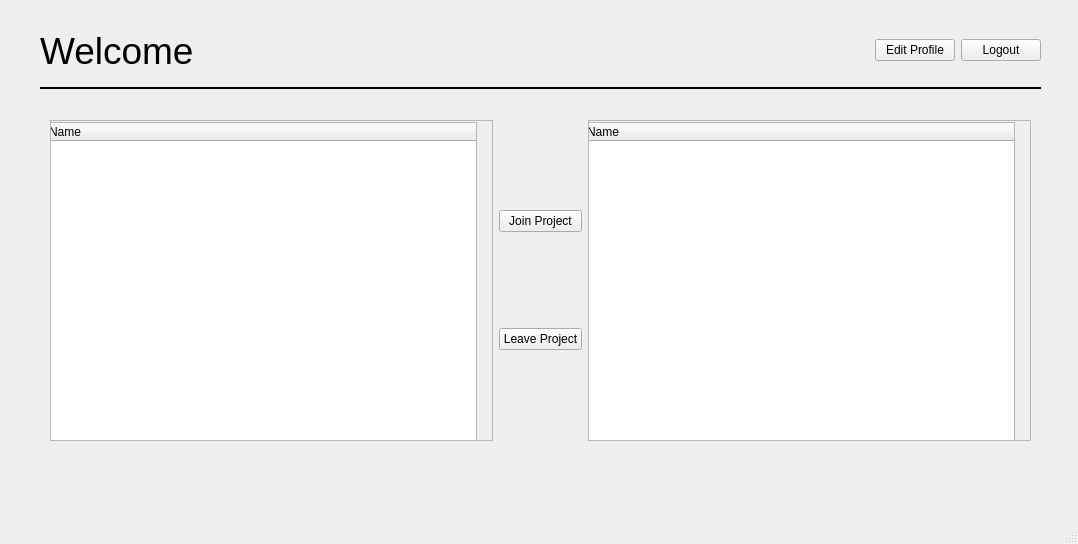
First picture: the form in src/UserSubsystem/studentform.ui, repository CaptOkie/code-first-think-later, before the edit.
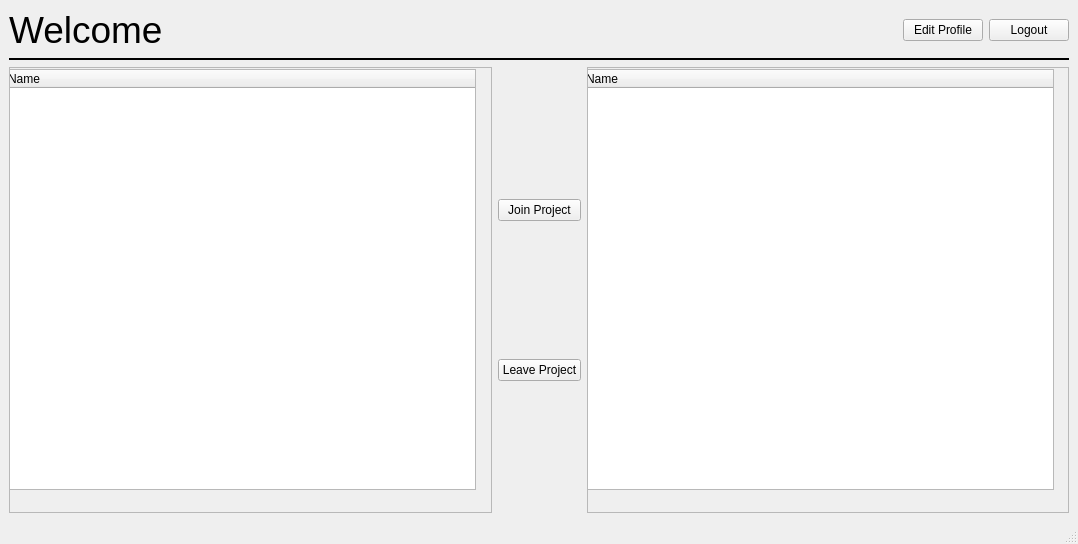
Second picture: the form after the edit.

Commit message: made studentForm and logoutDialog properly resizeable - now everything should be layout-ed

What changed in the file:
```diff
--- a/src/UserSubsystem/studentform.ui
+++ b/src/UserSubsystem/studentform.ui
@@ -14,114 +14,19 @@
    <string>MainWindow</string>
   </property>
   <widget class="QWidget" name="centralwidget">
-   <widget class="QWidget" name="horizontalLayoutWidget_2">
-    <property name="geometry">
-     <rect>
-      <x>50</x>
-      <y>120</y>
-      <width>981</width>
-      <height>321</height>
-     </rect>
-    </property>
-    <layout class="QHBoxLayout" name="horizontalLayout_2">
+   <layout class="QVBoxLayout" name="verticalLayout_3">
      <item>
-      <widget class="QScrollArea" name="scrollArea">
-       <property name="widgetResizable">
-        <bool>true</bool>
-       </property>
-       <widget class="QWidget" name="scrollAreaWidgetContents">
-        <property name="geometry">
-         <rect>
-          <x>0</x>
-          <y>0</y>
-          <width>426</width>
-          <height>317</height>
-         </rect>
-        </property>
-        <widget class="QTreeWidget" name="projectTable">
-         <property name="geometry">
-          <rect>
-           <x>-5</x>
-           <y>1</y>
-           <width>431</width>
-           <height>321</height>
-          </rect>
-         </property>
-         <column>
-          <property name="text">
-           <string>Name</string>
-          </property>
-         </column>
-        </widget>
-       </widget>
-      </widget>
-     </item>
-     <item>
-      <layout class="QVBoxLayout" name="verticalLayout">
-       <item>
-        <widget class="QPushButton" name="joinButton">
-         <property name="text">
-          <string>Join Project</string>
-         </property>
-        </widget>
-       </item>
-       <item>
-        <widget class="QPushButton" name="leaveButton">
-         <property name="text">
-          <string>Leave Project</string>
-         </property>
-        </widget>
-       </item>
-      </layout>
-     </item>
-     <item>
-      <widget class="QScrollArea" name="scrollArea_2">
-       <property name="widgetResizable">
-        <bool>true</bool>
-       </property>
-       <widget class="QWidget" name="scrollAreaWidgetContents_2">
-        <property name="geometry">
-         <rect>
-          <x>0</x>
-          <y>0</y>
-          <width>425</width>
-          <height>317</height>
-         </rect>
-        </property>
-        <widget class="QTreeWidget" name="projectTable2">
-         <property name="geometry">
-          <rect>
-           <x>-5</x>
-           <y>1</y>
-           <width>431</width>
-           <height>321</height>
-          </rect>
-         </property>
-         <column>
-          <property name="text">
-           <string>Name</string>
-          </property>
-         </column>
-        </widget>
-       </widget>
-      </widget>
-     </item>
-    </layout>
-   </widget>
-   <widget class="QWidget" name="verticalLayoutWidget_2">
-    <property name="geometry">
-     <rect>
-      <x>40</x>
-      <y>20</y>
-      <width>1001</width>
-      <height>80</height>
-     </rect>
-    </property>
     <layout class="QVBoxLayout" name="verticalLayout_2">
      <item>
       <layout class="QHBoxLayout" name="horizontalLayout">
        <item>
         <widget class="QLabel" name="welcomeLabel">
+          <property name="sizePolicy">
+           <sizepolicy hsizetype="Minimum" vsizetype="Fixed">
+            <horstretch>0</horstretch>
+            <verstretch>0</verstretch>
+           </sizepolicy>
+          </property>
          <property name="maximumSize">
           <size>
            <width>497</width>
@@ -140,6 +45,12 @@
        </item>
        <item>
         <widget class="QLabel" name="nameLabel">
+          <property name="sizePolicy">
+           <sizepolicy hsizetype="MinimumExpanding" vsizetype="Fixed">
+            <horstretch>0</horstretch>
+            <verstretch>0</verstretch>
+           </sizepolicy>
+          </property>
          <property name="font">
           <font>
            <pointsize>28</pointsize>
@@ -196,7 +107,106 @@
       </widget>
      </item>
     </layout>
-   </widget>
+    </item>
+    <item>
+     <layout class="QHBoxLayout" name="horizontalLayout_2">
+      <item>
+       <widget class="QScrollArea" name="scrollArea">
+        <property name="widgetResizable">
+         <bool>true</bool>
+        </property>
+        <widget class="QWidget" name="scrollAreaWidgetContents">
+         <property name="geometry">
+          <rect>
+           <x>0</x>
+           <y>0</y>
+           <width>465</width>
+           <height>414</height>
+          </rect>
+         </property>
+         <widget class="QTreeWidget" name="projectTable">
+          <property name="geometry">
+           <rect>
+            <x>-5</x>
+            <y>1</y>
+            <width>471</width>
+            <height>421</height>
+           </rect>
+          </property>
+          <property name="sizePolicy">
+           <sizepolicy hsizetype="MinimumExpanding" vsizetype="MinimumExpanding">
+            <horstretch>0</horstretch>
+            <verstretch>0</verstretch>
+           </sizepolicy>
+          </property>
+          <column>
+           <property name="text">
+            <string>Name</string>
+           </property>
+          </column>
+         </widget>
+        </widget>
+       </widget>
+      </item>
+      <item>
+       <layout class="QVBoxLayout" name="verticalLayout">
+        <item>
+         <widget class="QPushButton" name="joinButton">
+          <property name="text">
+           <string>Join Project</string>
+          </property>
+         </widget>
+        </item>
+        <item>
+         <widget class="QPushButton" name="leaveButton">
+          <property name="text">
+           <string>Leave Project</string>
+          </property>
+         </widget>
+        </item>
+       </layout>
+      </item>
+      <item>
+       <widget class="QScrollArea" name="scrollArea_2">
+        <property name="widgetResizable">
+         <bool>true</bool>
+        </property>
+        <widget class="QWidget" name="scrollAreaWidgetContents_2">
+         <property name="geometry">
+          <rect>
+           <x>0</x>
+           <y>0</y>
+           <width>465</width>
+           <height>414</height>
+          </rect>
+         </property>
+         <widget class="QTreeWidget" name="projectTable2">
+          <property name="geometry">
+           <rect>
+            <x>-5</x>
+            <y>1</y>
+            <width>471</width>
+            <height>421</height>
+           </rect>
+          </property>
+          <property name="sizePolicy">
+           <sizepolicy hsizetype="MinimumExpanding" vsizetype="MinimumExpanding">
+            <horstretch>0</horstretch>
+            <verstretch>0</verstretch>
+           </sizepolicy>
+          </property>
+          <column>
+           <property name="text">
+            <string>Name</string>
+           </property>
+          </column>
+         </widget>
+        </widget>
+       </widget>
+      </item>
+     </layout>
+    </item>
+   </layout>
   </widget>
   <widget class="QMenuBar" name="menubar">
    <property name="geometry">
```
Lines whose indentation alone changed are shown as unchanged. The commit also changes 1 other file.
